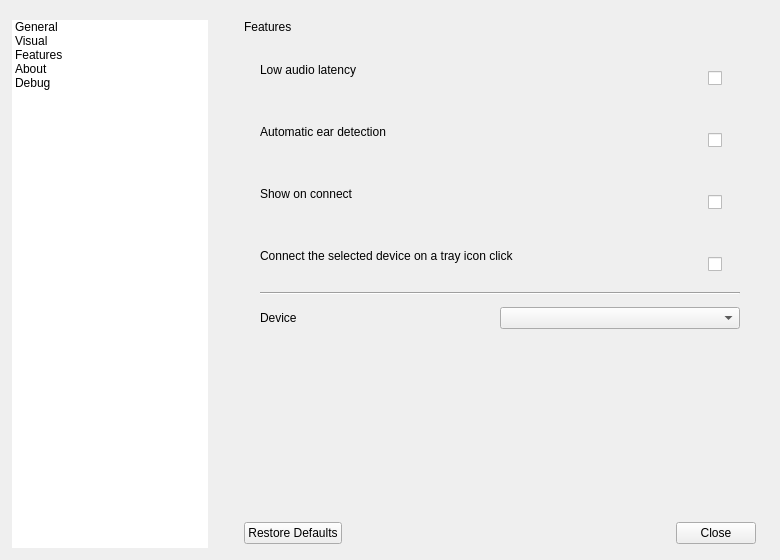
horv1tz/AirPodsDesktop, file Source/Gui/SettingsWindow.ui: the form before one commit.
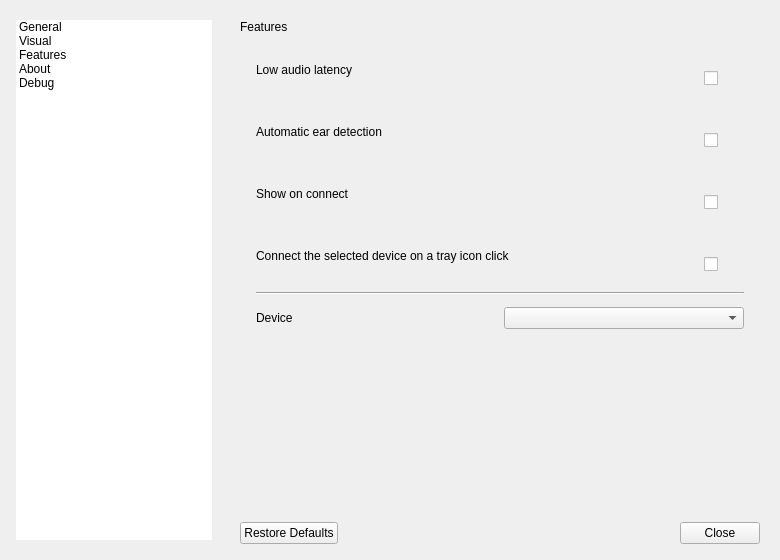
The form after the commit. The open tabs and pages were chosen to show the change. Icons and pictures are not drawn.

Commit message:
feat: macOS Tahoe style redesign with settings access from the main window
Rework the theme (capsule controls, switches, rounded sidebar, grouped
settings rows, per-mode battery colours), add a gear button to the main
window that opens Settings, vector nav/header glyphs and UI tests.

Claude-Session: https://claude.ai/code/session_01NXKvPKUwyUEV547RiWqwAW

Diff of the .ui file:
```diff
--- a/Source/Gui/SettingsWindow.ui
+++ b/Source/Gui/SettingsWindow.ui
@@ -24,40 +24,43 @@
     <number>0</number>
    </property>
    <property name="leftMargin">
-    <number>0</number>
+    <number>8</number>
    </property>
    <property name="topMargin">
-    <number>0</number>
+    <number>8</number>
    </property>
    <property name="rightMargin">
     <number>0</number>
    </property>
    <property name="bottomMargin">
-    <number>0</number>
+    <number>8</number>
    </property>
    <item>
-    <widget class="QWidget" name="navPane" native="true">
+    <widget class="QFrame" name="navPane">
      <property name="minimumSize">
       <size>
-       <width>180</width>
+       <width>172</width>
        <height>0</height>
       </size>
      </property>
      <property name="maximumSize">
       <size>
-       <width>220</width>
+       <width>212</width>
        <height>16777215</height>
       </size>
      </property>
+     <property name="frameShape">
+      <enum>QFrame::NoFrame</enum>
+     </property>
      <layout class="QVBoxLayout" name="navLayout">
       <property name="leftMargin">
-       <number>12</number>
+       <number>8</number>
       </property>
       <property name="topMargin">
-       <number>20</number>
+       <number>12</number>
       </property>
       <property name="rightMargin">
-       <number>12</number>
+       <number>8</number>
       </property>
       <property name="bottomMargin">
        <number>12</number>
@@ -112,16 +115,16 @@
       <number>12</number>
      </property>
      <property name="leftMargin">
-      <number>24</number>
+      <number>20</number>
      </property>
      <property name="topMargin">
-      <number>20</number>
+      <number>12</number>
      </property>
      <property name="rightMargin">
-      <number>24</number>
+      <number>20</number>
      </property>
      <property name="bottomMargin">
-      <number>16</number>
+      <number>8</number>
      </property>
      <item>
       <widget class="QScrollArea" name="pagesScrollArea">
@@ -873,7 +876,7 @@
              <widget class="QCheckBox" name="cbLowAudioLatency">
               <property name="minimumSize">
                <size>
-                <width>32</width>
+                <width>40</width>
                 <height>32</height>
                </size>
               </property>
@@ -943,7 +946,7 @@
              <widget class="QCheckBox" name="cbAutoEarDetection">
               <property name="minimumSize">
                <size>
-                <width>32</width>
+                <width>40</width>
                 <height>32</height>
                </size>
               </property>
@@ -1013,7 +1016,7 @@
              <widget class="QCheckBox" name="cbShowOnConnect">
               <property name="minimumSize">
                <size>
-                <width>32</width>
+                <width>40</width>
                 <height>32</height>
                </size>
               </property>
@@ -1064,6 +1067,9 @@
                   <property name="text">
                    <string>Connect the selected device on a tray icon click</string>
                   </property>
+                  <property name="wordWrap">
+                   <bool>true</bool>
+                  </property>
                   <property name="cssClass" stdset="0">
                    <string notr="true">cardTitle</string>
                   </property>
@@ -1088,7 +1094,7 @@
                <widget class="QCheckBox" name="cbTrayQuickConnectEnabled">
                 <property name="minimumSize">
                  <size>
-                  <width>32</width>
+                  <width>40</width>
                   <height>32</height>
                  </size>
                 </property>
```
Left out of the diff: 2 changed lines with no effect on the pictures. The commit also changes 17 other files.
